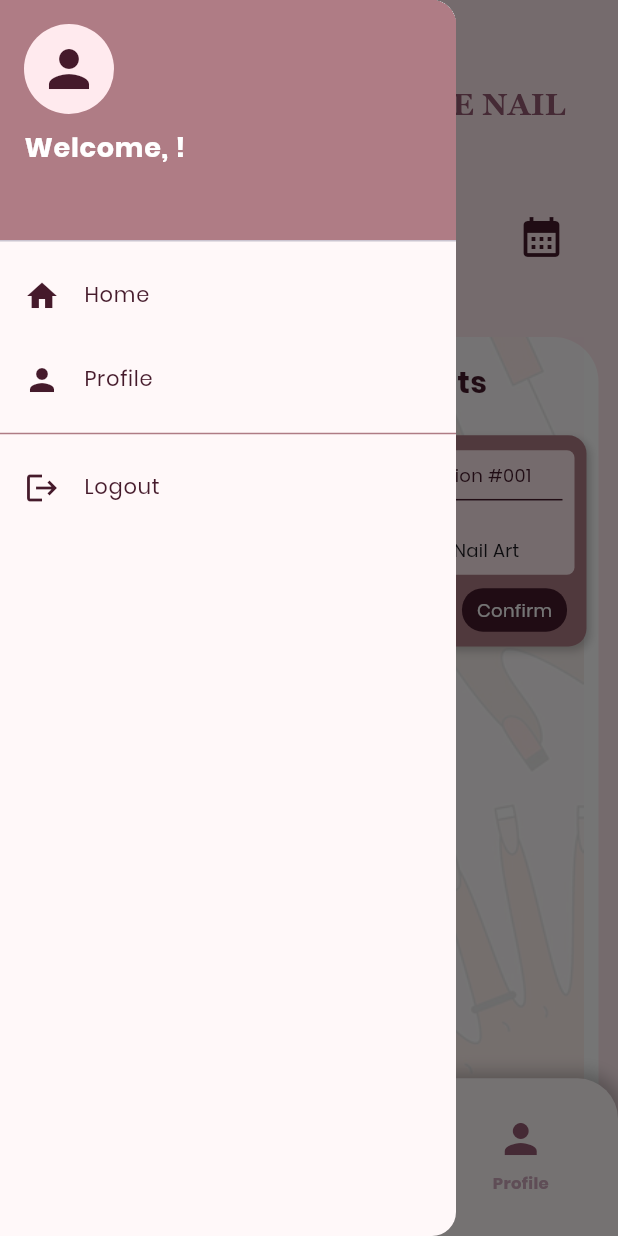
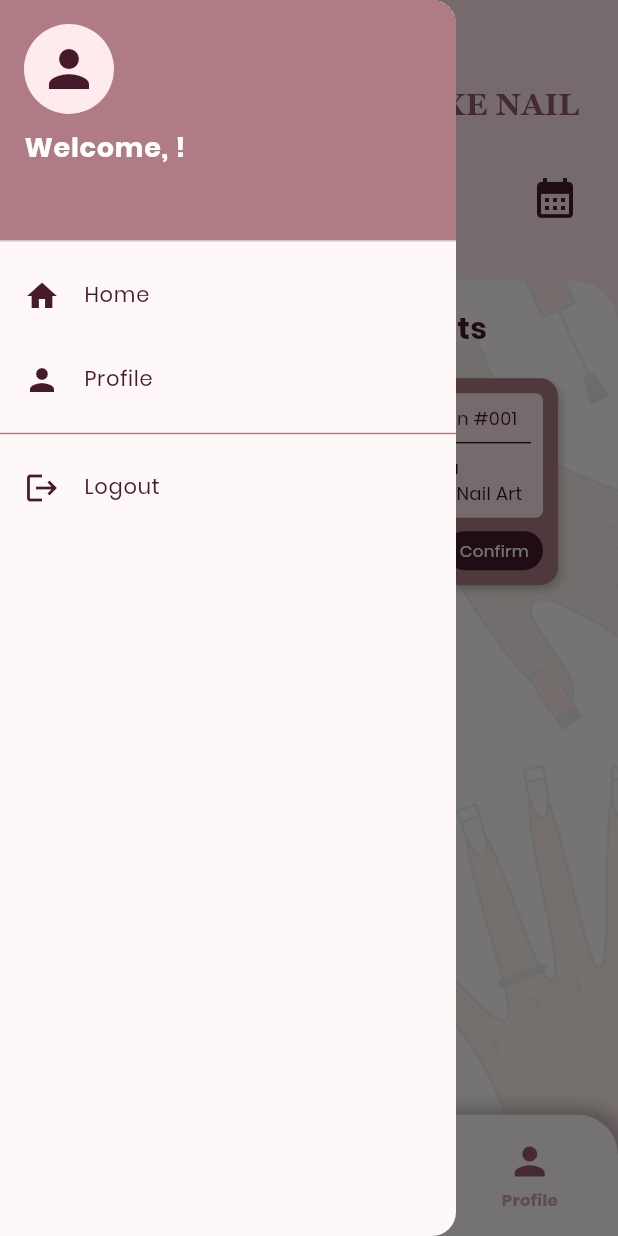
Before and after one commit to Samidkun/PBL-AGAIN, a Flutter app: the DashboardScreen screen opened directly with empty values, with the side drawer open, on a phone screen of 412 x 824 dp. Run offline on Flutter 3.47's test engine with Material 3 defaults, Android fonts, the phone set to English and light mode, and no system bars; our stand-ins replace flutter_dotenv, table_calendar; network calls fail.

Commit message:
FIX dashboard desain tanpa API

```diff
--- a/MOBILE/luxe_nail/lib/screens/dashboard_screen.dart
+++ b/MOBILE/luxe_nail/lib/screens/dashboard_screen.dart
@@ -3,6 +3,7 @@ import 'package:intl/intl.dart';
 import 'package:luxe_nail/screens/jenis_treatment_screen.dart';
 import 'package:luxe_nail/utils/responsive.dart';
 import 'package:table_calendar/table_calendar.dart';
+
 import 'gallery_screen.dart';
 import 'login_screen.dart';
 import 'profile_screen.dart';
@@ -11,15 +12,12 @@ class DashboardScreen extends StatelessWidget {
   final String token;
   final Map<String, dynamic> user;
 
-  const DashboardScreen({
-    super.key,
-    required this.token,
-    required this.user,
-  });
+  DashboardScreen({super.key, required this.token, required this.user});
+
+  final GlobalKey<ScaffoldState> scaffoldKey = GlobalKey<ScaffoldState>();
 
   @override
   Widget build(BuildContext context) {
-    final scaffoldKey = GlobalKey<ScaffoldState>();
     final sW = Responsive.sW(context, 1);
     final sH = Responsive.sH(context, 1);
 
@@ -118,19 +116,12 @@ class DashboardScreen extends StatelessWidget {
       ),
 
       // ================= BODY =================
-      body: Stack(
+      body: Column(
         children: [
-          // HEADER
-          Positioned(
-            left: 26 * sW,
-            top: 60 * sH,
-            child: SizedBox(
-              width: 351 * sW,
-              child: Column(
-                crossAxisAlignment: CrossAxisAlignment.start,
-                children: [
-                  // TITLE BAR
-                  Row(
+          // ================= HEADER =================
+          Padding(
+            padding: EdgeInsets.fromLTRB(26 * sW, 60 * sH, 26 * sW, 10 * sH),
+            child: Row(
               mainAxisAlignment: MainAxisAlignment.spaceBetween,
               children: [
                 GestureDetector(
@@ -152,10 +143,11 @@ class DashboardScreen extends StatelessWidget {
                 ),
               ],
             ),
-                  SizedBox(height: 39 * sH),
+          ),
 
-                  // GREETING
-                  Row(
+          Padding(
+            padding: EdgeInsets.symmetric(horizontal: 26 * sW),
+            child: Row(
               mainAxisAlignment: MainAxisAlignment.spaceBetween,
               children: [
                 Column(
@@ -175,9 +167,8 @@ class DashboardScreen extends StatelessWidget {
                       'Your customers are waiting 💅',
                       style: TextStyle(
                         color: Color(0xFF451A2B),
+                        fontFamily: 'Poppins',
                         fontSize: 15,
-                              fontFamily: 'Poppins',
-                              fontWeight: FontWeight.w400,
                       ),
                     ),
                   ],
@@ -186,54 +177,42 @@ class DashboardScreen extends StatelessWidget {
                   onTap: () => _showCalendarPopup(context),
                   child: Icon(
                     Icons.calendar_month,
+                    size: 32 * sW,
                     color: const Color(0xFF451A2B),
-                          size: 32 * sW,
                   ),
                 ),
               ],
             ),
-                ],
-              ),
-            ),
           ),
 
-          // MAIN CONTENT
-          Positioned(
-            left: 13 * sW,
-            top: 250 * sH,
+          SizedBox(height: 20 * sH),
+
+          // ================= MAIN CONTENT =================
+          Expanded(
             child: Container(
-              width: 386 * sW,
-              height: 620 * sH,
-              decoration: ShapeDecoration(
+              width: double.infinity,
+              decoration: BoxDecoration(
                 color: Colors.white,
-                shape: RoundedRectangleBorder(
                 borderRadius: BorderRadius.only(
                   topLeft: Radius.circular(30 * sW),
                   topRight: Radius.circular(30 * sW),
                 ),
+                image: DecorationImage(
+                  image: AssetImage("assets/images/Splas1-HAND.png"),
+                  fit: BoxFit.cover,
+                  opacity: 0.9,
                 ),
               ),
-              child: Stack(
+
+              child: SingleChildScrollView(
+                child: Padding(
+                  padding: EdgeInsets.symmetric(
+                    vertical: 20 * sH,
+                    horizontal: 20 * sW,
+                  ),
+                  child: Column(
                     children: [
-                  Positioned(
-                    left: -10 * sW,
-                    top: -10 * sH,
-                    child: Opacity(
-                      opacity: 0.9,
-                      child: Image.asset(
-                        "assets/images/Splas1-HAND.png",
-                        width: 386 * sW,
-                        height: 620 * sH,
-                        fit: BoxFit.cover,
-                      ),
-                    ),
-                  ),
-                  Positioned(
-                    top: 18 * sH,
-                    left: 0,
-                    right: 0,
-                    child: Center(
-                      child: Text(
+                      Text(
                         "Today's Appointments",
                         style: TextStyle(
                           color: const Color(0xFF451A2B),
@@ -242,13 +221,9 @@ class DashboardScreen extends StatelessWidget {
                           fontWeight: FontWeight.w600,
                         ),
                       ),
-                    ),
-                  ),
-                  Positioned(
-                    top: 73 * sH,
-                    left: 0,
-                    right: 0,
-                    child: Row(
+                      SizedBox(height: 20 * sH),
+
+                      Row(
                         mainAxisAlignment: MainAxisAlignment.center,
                         children: [
                           _appointmentCard(sW, sH),
@@ -256,55 +231,46 @@ class DashboardScreen extends StatelessWidget {
                           _appointmentCard(sW, sH),
                         ],
                       ),
-                  ),
                     ],
                   ),
                 ),
               ),
+            ),
+          ),
 
-          // BOTTOM NAVBAR
-          Positioned(
-            left: 0,
-            top: 800 * sH,
-            child: Container(
-              width: 412 * sW,
-              height: 120 * sH,
-              padding: EdgeInsets.only(
-                top: 24 * sH,
-                left: 46 * sW,
-                right: 46 * sW,
-                bottom: 30 * sH,
+          // ================= BOTTOM NAVBAR =================
+          _bottomNavbar(context, sW, sH),
+        ],
       ),
-              decoration: ShapeDecoration(
+    );
+  }
+
+  // ==================================================
+  // COMPONENTS
+  // ==================================================
+  Widget _bottomNavbar(BuildContext context, double sW, double sH) {
+    return Container(
+      height: 90 * sH,
+      padding: EdgeInsets.symmetric(horizontal: 40 * sW),
+      decoration: BoxDecoration(
         color: const Color(0xFFFFF8F9),
-                shape: RoundedRectangleBorder(
         borderRadius: BorderRadius.only(
           topLeft: Radius.circular(27 * sW),
           topRight: Radius.circular(27 * sW),
         ),
-                ),
-                shadows: const [
+        boxShadow: const [
           BoxShadow(
             color: Color(0x3F000000),
             blurRadius: 9,
             offset: Offset(5, -4),
-                    spreadRadius: -1,
           ),
         ],
       ),
       child: Row(
         mainAxisAlignment: MainAxisAlignment.spaceBetween,
         children: [
-                  _bottomNavItem(
-                    label: "Home",
-                    icon: Icons.home,
-                    onTap: () => Navigator.pushReplacement(
-                      context,
-                      MaterialPageRoute(
-                        builder: (_) => DashboardScreen(token: token, user: user),
-                      ),
-                    ),
-                  ),
+          _bottomNavItem(label: "Home", icon: Icons.home, onTap: () {}),
+
           _bottomNavItem(
             label: "Design",
             icon: Icons.brush,
@@ -315,6 +281,7 @@ class DashboardScreen extends StatelessWidget {
               ),
             ),
           ),
+
           _bottomNavItem(
             label: "Gallery",
             icon: Icons.photo_album,
@@ -325,18 +292,13 @@ class DashboardScreen extends StatelessWidget {
               ),
             ),
           ),
+
           _bottomNavItem(
             label: "Profile",
             icon: Icons.person,
             onTap: () => Navigator.push(
               context,
-                      MaterialPageRoute(
-                        builder: (_) => ProfileScreen(token: token),
-                      ),
-                    ),
-                  ),
-                ],
-              ),
+              MaterialPageRoute(builder: (_) => ProfileScreen(token: token)),
             ),
           ),
         ],
@@ -344,9 +306,6 @@ class DashboardScreen extends StatelessWidget {
     );
   }
 
-  // ==================================================
-  // COMPONENTS
-  // ==================================================
   Widget _bottomNavItem({
     required String label,
     required IconData icon,
@@ -357,11 +316,11 @@ class DashboardScreen extends StatelessWidget {
       child: Column(
         mainAxisSize: MainAxisSize.min,
         children: [
-          Icon(icon, color: const Color(0xFF975B73), size: 32),
-          const SizedBox(height: 5),
+          Icon(icon, size: 30, color: const Color(0xFF975B73)),
+          SizedBox(height: 3),
           Text(
             label,
-            style: const TextStyle(
+            style: TextStyle(
               color: Color(0xFFCEA8BC),
               fontSize: 11,
               fontFamily: 'Poppins',
@@ -375,14 +334,12 @@ class DashboardScreen extends StatelessWidget {
 
   Widget _appointmentCard(double sW, double sH) {
     return Container(
-      width: 179 * sW,
-      padding: EdgeInsets.symmetric(horizontal: 8 * sW, vertical: 11 * sH),
-      decoration: ShapeDecoration(
+      width: 160 * sW,
+      padding: EdgeInsets.all(10 * sW),
+      decoration: BoxDecoration(
         color: const Color(0xFFAF7C85),
-        shape: RoundedRectangleBorder(
         borderRadius: BorderRadius.circular(12 * sW),
-        ),
-        shadows: const [
+        boxShadow: const [
           BoxShadow(
             color: Color(0x33000000),
             blurRadius: 4,
@@ -402,11 +359,14 @@ class DashboardScreen extends StatelessWidget {
               crossAxisAlignment: CrossAxisAlignment.start,
               children: [
                 Center(
-                  child: Text('Reservation #001',
+                  child: Text(
+                    'Reservation #001',
                     style: TextStyle(
                       color: Color(0xFF451A2B),
                       fontFamily: 'Poppins',
-                          fontSize: 12)),
+                      fontSize: 12,
+                    ),
+                  ),
                 ),
                 Divider(color: Color(0xFF451A2B)),
                 Text('Name : Bella', style: TextStyle(fontSize: 12)),
@@ -419,7 +379,7 @@ class DashboardScreen extends StatelessWidget {
             mainAxisAlignment: MainAxisAlignment.center,
             children: [
               _actionButton("Canceled", sW),
-              SizedBox(width: 13 * sW),
+              SizedBox(width: 10 * sW),
               _actionButton("Confirm", sW),
             ],
           ),
@@ -430,8 +390,8 @@ class DashboardScreen extends StatelessWidget {
 
   Widget _actionButton(String text, double sW) {
     return Container(
-      width: 70 * sW,
-      padding: const EdgeInsets.symmetric(vertical: 6),
+      width: 65 * sW,
+      padding: const EdgeInsets.symmetric(vertical: 5),
       decoration: BoxDecoration(
         color: const Color(0xFF451A2B),
         borderRadius: BorderRadius.circular(14 * sW),
@@ -441,9 +401,8 @@ class DashboardScreen extends StatelessWidget {
           text,
           style: const TextStyle(
             color: Colors.white,
+            fontSize: 11,
             fontFamily: 'Poppins',
-            fontSize: 12,
-            fontWeight: FontWeight.w400,
           ),
         ),
       ),
@@ -457,34 +416,54 @@ class DashboardScreen extends StatelessWidget {
 
     showDialog(
       context: context,
-      builder: (_) => StatefulBuilder(
-        builder: (context, setState) => AlertDialog(
-          backgroundColor: const Color(0xFFFFF8F9),
+      builder: (context) {
+        return Dialog(
           shape: RoundedRectangleBorder(
             borderRadius: BorderRadius.circular(20),
           ),
-          title: const Text(
+          backgroundColor: const Color(0xFFFFF8F9),
+
+          child: ConstrainedBox(
+            constraints: BoxConstraints(
+              maxHeight: MediaQuery.of(context).size.height * 0.75, // 🔥 Aman!
+              minWidth: MediaQuery.of(context).size.width * 0.90,
+            ),
+
+            child: SingleChildScrollView(
+              child: Padding(
+                padding: const EdgeInsets.all(15),
+                child: Column(
+                  mainAxisSize: MainAxisSize.min,
+                  children: [
+                    const Text(
                       "Select Appointment Date",
                       style: TextStyle(
                         fontFamily: 'Poppins',
                         fontWeight: FontWeight.w600,
+                        fontSize: 18,
                         color: Color(0xFF451A2B),
                       ),
                     ),
-          content: TableCalendar(
+
+                    const SizedBox(height: 10),
+
+                    TableCalendar(
                       firstDay: DateTime.utc(2024, 1, 1),
                       lastDay: DateTime.utc(2026, 12, 31),
                       focusedDay: focusedDay,
-            selectedDayPredicate: (day) => isSameDay(selectedDay, day),
+                      selectedDayPredicate: (day) =>
+                          isSameDay(selectedDay, day),
                       onDaySelected: (sel, focus) {
-              setState(() {
                         selectedDay = sel;
                         focusedDay = focus;
-              });
                       },
+                      headerStyle: const HeaderStyle(
+                        titleCentered: true,
+                        formatButtonVisible: false,
+                      ),
                       calendarStyle: CalendarStyle(
                         todayDecoration: BoxDecoration(
-                color: const Color(0xFFAF7C85).withOpacity(0.4),
+                          color: Color(0xFFAF7C85).withOpacity(0.4),
                           shape: BoxShape.circle,
                         ),
                         selectedDecoration: const BoxDecoration(
@@ -492,18 +471,26 @@ class DashboardScreen extends StatelessWidget {
                           shape: BoxShape.circle,
                         ),
                       ),
-            headerStyle: const HeaderStyle(
-              titleCentered: true,
-              formatButtonVisible: false,
                     ),
+
+                    const SizedBox(height: 10),
+
+                    Row(
+                      mainAxisAlignment: MainAxisAlignment.spaceBetween,
+                      children: [
+                        TextButton(
+                          child: const Text(
+                            "Close",
+                            style: TextStyle(color: Color(0xFF451A2B)),
                           ),
-          actions: [
-            TextButton(
                           onPressed: () => Navigator.pop(context),
-              child: const Text("Close", style: TextStyle(color: Color(0xFF451A2B))),
                         ),
                         if (selectedDay != null)
                           TextButton(
+                            child: const Text(
+                              "Select",
+                              style: TextStyle(color: Color(0xFFAF7C85)),
+                            ),
                             onPressed: () {
                               Navigator.pop(context);
                               ScaffoldMessenger.of(context).showSnackBar(
@@ -514,11 +501,16 @@ class DashboardScreen extends StatelessWidget {
                                 ),
                               );
                             },
-                child: const Text("Select", style: TextStyle(color: Color(0xFFAF7C85))),
+                          ),
+                      ],
                     ),
                   ],
                 ),
               ),
+            ),
+          ),
+        );
+      },
     );
   }
 }
```
Also changed, not shown: 1 other file. Lines whose indentation alone changed are shown as unchanged.
